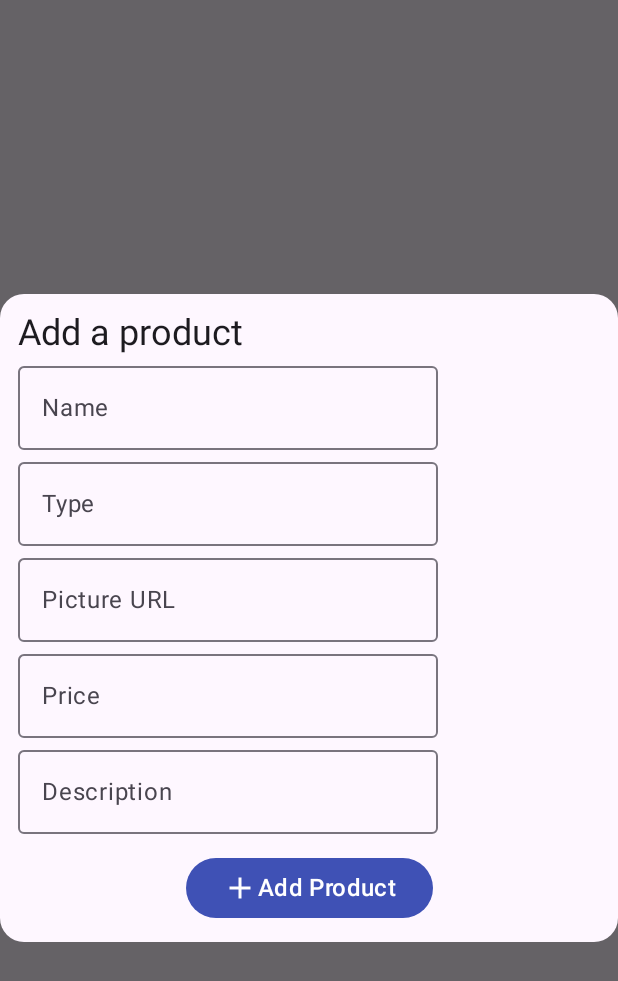
After one commit to Anthony-Mark-Tayabas/My_Products, an Android app built with Jetpack Compose: the composable AddProductView shown on its own in the app's theme, on a phone screen of 412 x 824 dp. The commit adds this screen. Shown: the top 981 px of the screen. Run offline under Robolectric (Android 15) with nearby library versions, the phone set to English and light mode, and no system bars.

Commit message:
Implemented adding of Product

```diff
--- /dev/null
+++ b/app/src/main/java/tayabas/anthony/myproducts/ui/product/AddProductView.kt
@@ -0,0 +1,151 @@
+package tayabas.anthony.myproducts.ui.product
+
+import androidx.compose.foundation.Image
+import androidx.compose.foundation.layout.Column
+import androidx.compose.foundation.layout.fillMaxWidth
+import androidx.compose.foundation.layout.padding
+import androidx.compose.foundation.shape.RoundedCornerShape
+import androidx.compose.foundation.text.KeyboardOptions
+import androidx.compose.material.icons.Icons
+import androidx.compose.material.icons.filled.Add
+import androidx.compose.material3.Button
+import androidx.compose.material3.MaterialTheme
+import androidx.compose.material3.OutlinedTextField
+import androidx.compose.material3.Surface
+import androidx.compose.material3.Text
+import androidx.compose.runtime.Composable
+import androidx.compose.runtime.getValue
+import androidx.compose.runtime.mutableStateOf
+import androidx.compose.runtime.remember
+import androidx.compose.runtime.setValue
+import androidx.compose.ui.Alignment
+import androidx.compose.ui.Modifier
+import androidx.compose.ui.graphics.Color
+import androidx.compose.ui.graphics.ColorFilter
+import androidx.compose.ui.text.input.KeyboardCapitalization
+import androidx.compose.ui.text.input.KeyboardType
+import androidx.compose.ui.unit.dp
+import androidx.compose.ui.unit.sp
+import androidx.compose.ui.window.Dialog
+import tayabas.anthony.myproducts.data.entity.Product
+
+@Composable
+fun AddProductView(setShowDialog: (Boolean) -> Unit, onAddProduct: (Product) -> Unit) {
+    Dialog(onDismissRequest = { setShowDialog(false) }) {
+        Surface(
+            shape = RoundedCornerShape(16.dp),
+            modifier = Modifier.fillMaxWidth()
+        ) {
+            Column(
+                modifier = Modifier.padding(12.dp)
+            ) {
+                var name by remember {
+                    mutableStateOf("")
+                }
+
+                var type by remember {
+                    mutableStateOf("")
+                }
+
+                var pictureUrl by remember {
+                    mutableStateOf("")
+                }
+
+                var price by remember {
+                    mutableStateOf("")
+                }
+
+                var description by remember {
+                    mutableStateOf("")
+                }
+
+                Text(
+                    text = "Add a product",
+                    style = MaterialTheme.typography.titleLarge,
+                    fontSize = 24.sp
+                )
+                OutlinedTextField(
+                    value = name,
+                    onValueChange = { name = it },
+                    maxLines = 1,
+                    keyboardOptions = KeyboardOptions(
+                        capitalization = KeyboardCapitalization.Sentences,
+                        keyboardType = KeyboardType.Text
+                    ),
+                    label = {
+                        Text("Name")
+                    }
+                )
+                OutlinedTextField(
+                    value = type,
+                    onValueChange = { type = it },
+                    keyboardOptions = KeyboardOptions(
+                        capitalization = KeyboardCapitalization.Sentences,
+                        keyboardType = KeyboardType.Text
+                    ),
+                    label = {
+                        Text("Type")
+                    }
+                )
+                OutlinedTextField(
+                    value = pictureUrl,
+                    onValueChange = { pictureUrl = it },
+                    keyboardOptions = KeyboardOptions(
+                        capitalization = KeyboardCapitalization.Sentences,
+                        keyboardType = KeyboardType.Text
+                    ),
+                    label = {
+                        Text("Picture URL")
+                    }
+                )
+                OutlinedTextField(
+                    value = price,
+                    onValueChange = { price = it },
+                    keyboardOptions = KeyboardOptions(keyboardType = KeyboardType.Decimal),
+                    label = {
+                        Text("Price")
+                    }
+                )
+                OutlinedTextField(
+                    value = description,
+                    onValueChange = { description = it },
+                    keyboardOptions = KeyboardOptions(
+                        capitalization = KeyboardCapitalization.Sentences,
+                        keyboardType = KeyboardType.Text
+                    ),
+                    label = {
+                        Text("Description")
+                    }
+                )
+                Button(
+                    onClick = {
+                        onAddProduct(
+                            Product(
+                                name = name,
+                                type = type,
+                                picture = pictureUrl,
+                                price = price.toDouble(),
+                                description = description
+                            )
+                        )
+                    },
+                    modifier = Modifier
+                        .align(Alignment.CenterHorizontally)
+                        .padding(top = 12.dp),
+                    shape = RoundedCornerShape(20.dp)
+                ) {
+                    Image(
+                        imageVector = Icons.Filled.Add,
+                        colorFilter = ColorFilter.tint(Color.White),
+                        contentDescription = "Add product"
+                    )
+                    Text(
+                        text = "Add Product",
+                        color = Color.White,
+                        style = MaterialTheme.typography.titleMedium
+                    )
+                }
+            }
+        }
+    }
+}
--- a/app/src/main/java/tayabas/anthony/myproducts/ui/product/ProductListView.kt
+++ b/app/src/main/java/tayabas/anthony/myproducts/ui/product/ProductListView.kt
@@ -33,7 +33,7 @@ import tayabas.anthony.myproducts.data.entity.SortOrder
 
 @Composable
 fun ProductListPage(productList: ArrayList<Product>) {
-    val filteredProductList by remember { mutableStateOf(productList) }
+    var filteredProductList by remember { mutableStateOf(productList) }
     val productTypes = filteredProductList.map { it.type }.distinct()
 
     var searchText by remember { mutableStateOf("") }
@@ -59,7 +59,8 @@ fun ProductListPage(productList: ArrayList<Product>) {
             selectedType = it
         }
 
-        val sortedProductList = remember(searchText, sortOrder, selectedType) {
+        val sortedProductList by remember(searchText, sortOrder, selectedType) {
+            mutableStateOf(
                 when (sortOrder) {
                     SortOrder.ASCENDING -> {
                         filteredProductList
@@ -93,6 +94,7 @@ fun ProductListPage(productList: ArrayList<Product>) {
                             }
                     }
                 }
+            )
         }
 
         ProductGrid(productList = sortedProductList)
```
Also changed, not shown: app/src/main/java/tayabas/anthony/myproducts/ui/main/presentation/MainActivity.kt (+39 -6 lines), app/src/main/java/tayabas/anthony/myproducts/ui/main/viewmodel/ProductViewModel.kt (+10 -1 lines). Lines whose indentation alone changed are shown as unchanged.
